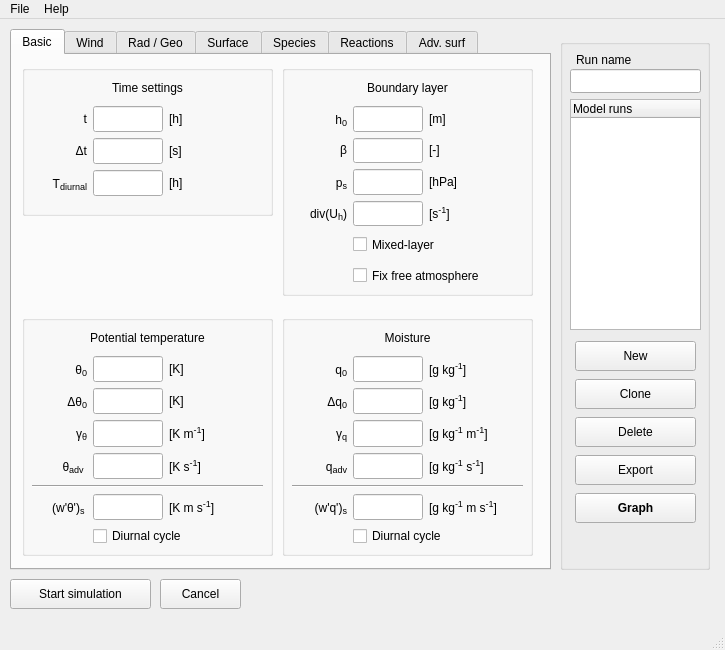
classmodel/modelgui, file mainwindow.ui: the form before one commit.
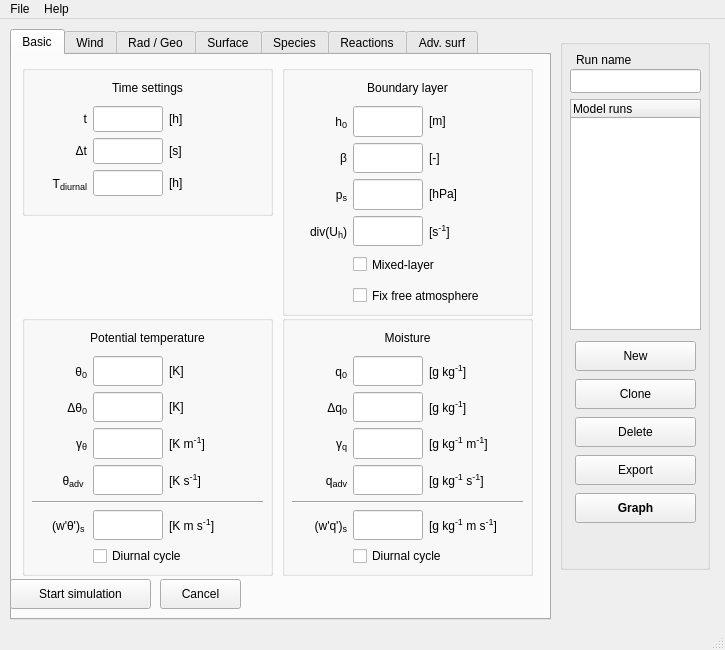
The form after the commit.

Commit message: Resize window/frames to show all checkboxes by default modern Linux (Debian10/Gnome)

What changed in the file:
```diff
--- a/mainwindow.ui
+++ b/mainwindow.ui
@@ -7,7 +7,7 @@
     <x>0</x>
     <y>0</y>
     <width>725</width>
-    <height>650</height>
+    <height>600</height>
    </rect>
   </property>
   <property name="sizePolicy">
@@ -25,7 +25,7 @@
   <property name="maximumSize">
    <size>
     <width>725</width>
-    <height>650</height>
+    <height>750</height>
    </size>
   </property>
   <property name="baseSize">
@@ -44,7 +44,7 @@
       <x>10</x>
       <y>10</y>
       <width>541</width>
-      <height>541</height>
+      <height>591</height>
      </rect>
     </property>
     <property name="sizePolicy">
@@ -56,7 +56,7 @@
     <property name="minimumSize">
      <size>
       <width>70</width>
-      <height>410</height>
+      <height>510</height>
      </size>
     </property>
     <property name="maximumSize">
@@ -356,7 +356,7 @@
         <x>10</x>
         <y>260</y>
         <width>251</width>
-        <height>241</height>
+        <height>261</height>
        </rect>
       </property>
       <property name="title">
@@ -368,7 +368,7 @@
          <x>10</x>
          <y>10</y>
          <width>231</width>
-         <height>221</height>
+         <height>241</height>
         </rect>
        </property>
        <layout class="QGridLayout" name="heat_grid" columnstretch="1,0,1" columnminimumwidth="50,0,90">
@@ -805,7 +805,7 @@
         <x>270</x>
         <y>10</y>
         <width>251</width>
-        <height>231</height>
+        <height>251</height>
        </rect>
       </property>
       <property name="title">
@@ -817,7 +817,7 @@
          <x>10</x>
          <y>10</y>
          <width>231</width>
-         <height>213</height>
+         <height>233</height>
         </rect>
        </property>
        <layout class="QGridLayout" name="ml_grid" columnstretch="1,0,1" columnminimumwidth="50,0,90">
@@ -1205,7 +1205,7 @@
         <x>270</x>
         <y>260</y>
         <width>251</width>
-        <height>241</height>
+        <height>261</height>
        </rect>
       </property>
       <property name="title">
@@ -1217,7 +1217,7 @@
          <x>10</x>
          <y>10</y>
          <width>231</width>
-         <height>221</height>
+         <height>241</height>
         </rect>
        </property>
        <layout class="QGridLayout" name="moisture_grid" columnstretch="1,0,1" columnminimumwidth="50,0,90">
```
Left out of the diff: 2 changed lines with no effect on the pictures.
